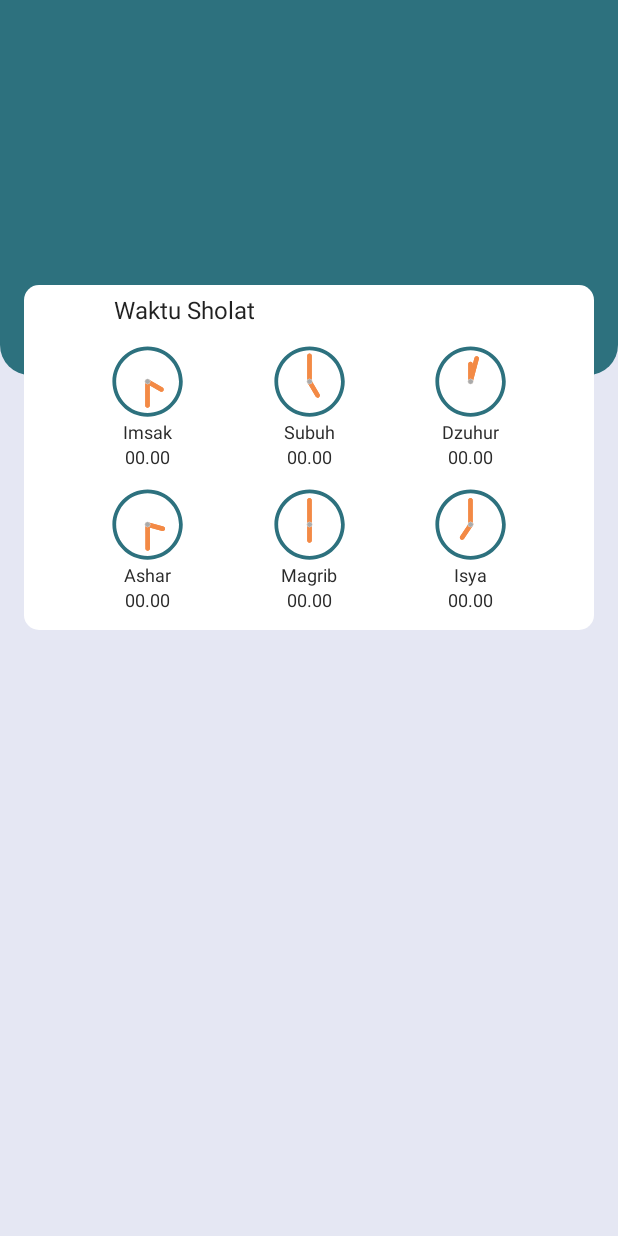
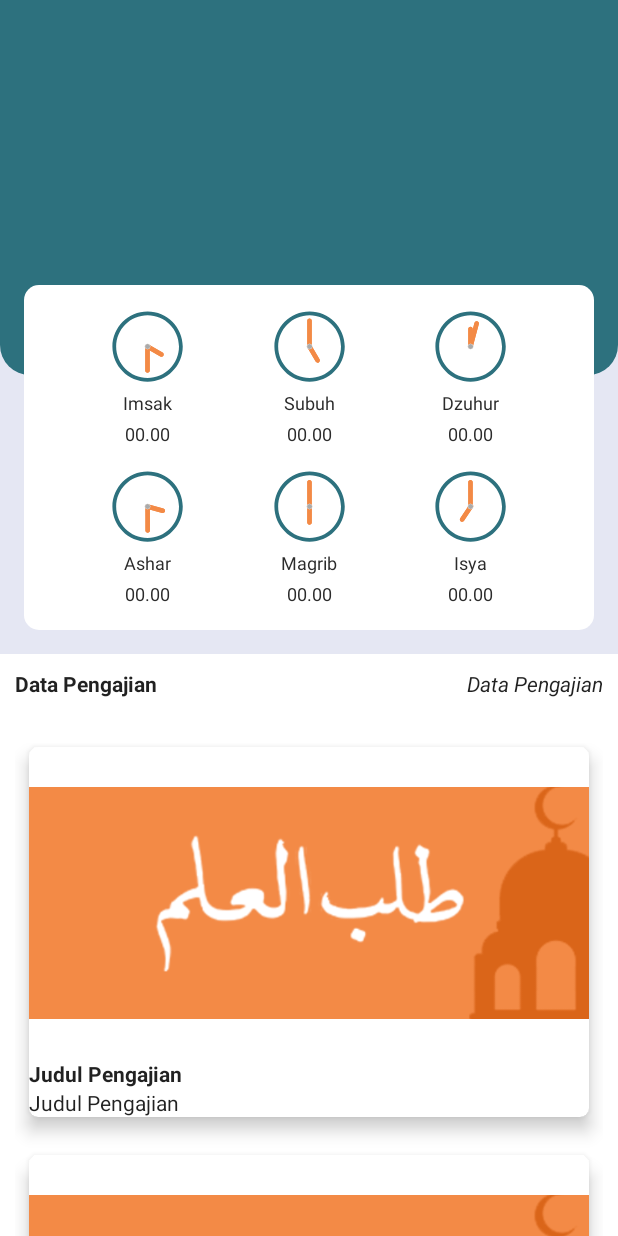
Before and after one commit to arifahmadalfian/at_taubah, an Android app: the layout layout_home.xml on its own in the app's theme, with its tools: preview values and no code run, on a phone screen of 412 x 824 dp. Run offline under Robolectric (Android 15) with nearby library versions, the light colour scheme and no system bars; Roboto replaces fonts that are not available here.

Commit message:
menambahkan items_row_pengajian.xml untuk di tampilkan di layout_home.xml

```diff
--- a/app/src/main/java/com/zackyasgar/at_tauba/admin/DataPengajianFragment.kt
+++ b/app/src/main/java/com/zackyasgar/at_tauba/admin/DataPengajianFragment.kt
@@ -102,7 +102,6 @@ class DataPengajianFragment : Fragment(), View.OnClickListener{
         db.collection("pengajian")
             .add(pengajian)
             .addOnSuccessListener { documentReference ->
-                Log.d(TAG, "DocumentSnapshot added with ID: ${documentReference.id}")
 
                 pg_pengajian.visibility = View.GONE
                 Toast.makeText(context, "Berhasil menambahkan data", Toast.LENGTH_SHORT).show()
--- /dev/null
+++ b/app/src/main/res/layout/items_row_pengajian.xml
@@ -0,0 +1,47 @@
+<?xml version="1.0" encoding="utf-8"?>
+<androidx.cardview.widget.CardView
+    xmlns:android="http://schemas.android.com/apk/res/android"
+    xmlns:tools="http://schemas.android.com/tools"
+    android:layout_width="match_parent"
+    android:layout_height="wrap_content"
+    xmlns:app="http://schemas.android.com/apk/res-auto"
+    app:cardCornerRadius="6dp"
+    app:cardElevation="7dp"
+    app:cardUseCompatPadding="true">
+
+    <androidx.constraintlayout.widget.ConstraintLayout
+        android:layout_width="wrap_content"
+        android:layout_height="wrap_content">
+
+        <ImageView
+            android:id="@+id/imageView"
+            android:layout_width="0dp"
+            android:layout_height="wrap_content"
+            android:scaleType="fitCenter"
+            android:src="@drawable/ngaji"
+            app:layout_constraintStart_toStartOf="parent"
+            app:layout_constraintTop_toTopOf="parent"
+            tools:ignore="ContentDescription" />
+
+        <TextView
+            android:id="@+id/textView1"
+            style="@style/StyleText"
+            android:layout_width="match_parent"
+            android:layout_height="wrap_content"
+            android:text="@string/judul_pengajian"
+            android:textStyle="bold"
+            app:layout_constraintStart_toStartOf="parent"
+            app:layout_constraintTop_toBottomOf="@+id/imageView" />
+
+        <TextView
+            android:id="@+id/textView2"
+            style="@style/StyleText"
+            android:layout_width="match_parent"
+            android:layout_height="wrap_content"
+            android:text="@string/judul_pengajian"
+            app:layout_constraintStart_toStartOf="parent"
+            app:layout_constraintTop_toBottomOf="@+id/textView1" />
+
+    </androidx.constraintlayout.widget.ConstraintLayout>
+
+</androidx.cardview.widget.CardView>
--- a/app/src/main/res/layout/layout_home.xml
+++ b/app/src/main/res/layout/layout_home.xml
@@ -19,6 +19,7 @@
     </LinearLayout>
 
     <androidx.constraintlayout.widget.ConstraintLayout
+        android:id="@+id/constraintLayout"
         android:layout_width="match_parent"
         android:layout_height="230dp"
         android:layout_marginStart="16dp"
@@ -27,39 +28,27 @@
         android:background="@drawable/bg_jadwalsolat"
         app:layout_constraintEnd_toEndOf="parent"
         app:layout_constraintStart_toStartOf="parent"
-        app:layout_constraintTop_toTopOf="parent">
-
-        <TextView
-            android:id="@+id/tv_waktu_sholat"
-            style="@style/StyleText"
-            android:layout_width="wrap_content"
-            android:layout_height="wrap_content"
-            android:layout_marginStart="60dp"
-            android:layout_marginTop="12dp"
-            android:textSize="16sp"
-            android:text="@string/waktu_sholat"
-            app:layout_constraintBottom_toTopOf="@id/img_imsak"
-            app:layout_constraintStart_toStartOf="parent"
-            app:layout_constraintTop_toTopOf="parent" />
+        app:layout_constraintTop_toTopOf="parent"
+        app:layout_constraintBottom_toTopOf="@+id/constraintLayout2">
 
         <ImageView
             android:id="@+id/img_imsak"
             style="@style/SizeJam"
+            android:layout_marginTop="12dp"
             android:scaleType="centerCrop"
-            android:layout_marginTop="12dp"
             android:src="@drawable/ic_jam_imsak"
             app:layout_constraintBottom_toTopOf="@+id/tv_imsak"
             app:layout_constraintEnd_toStartOf="@id/img_subuh"
             app:layout_constraintStart_toStartOf="parent"
-            app:layout_constraintTop_toBottomOf="@id/tv_waktu_sholat"
+            app:layout_constraintTop_toTopOf="parent"
             tools:ignore="ContentDescription" />
 
         <TextView
             android:id="@+id/tv_imsak"
+            style="@style/TextJam"
             android:layout_width="50dp"
             android:layout_height="wrap_content"
             android:text="@string/imsak"
-            style="@style/TextJam"
             app:layout_constraintBottom_toTopOf="@+id/tv_waktu_imsak"
             app:layout_constraintEnd_toStartOf="@id/tv_subuh"
             app:layout_constraintStart_toStartOf="parent"
@@ -67,67 +56,67 @@
 
         <TextView
             android:id="@+id/tv_waktu_imsak"
+            style="@style/TextJam"
             android:layout_width="50dp"
             android:layout_height="wrap_content"
-            style="@style/TextJam"
             android:text="@string/_00_00"
+            app:layout_constraintBottom_toTopOf="@id/img_ashar"
+            app:layout_constraintEnd_toStartOf="@id/tv_waktu_subuh"
             app:layout_constraintStart_toStartOf="parent"
-            app:layout_constraintBottom_toTopOf="@id/img_ashar"
-            app:layout_constraintTop_toBottomOf="@+id/tv_imsak"
-            app:layout_constraintEnd_toStartOf="@id/tv_waktu_subuh"/>
+            app:layout_constraintTop_toBottomOf="@+id/tv_imsak" />
 
         <ImageView
             android:id="@+id/img_subuh"
             style="@style/SizeJam"
+            android:layout_marginTop="12dp"
             android:scaleType="centerCrop"
-            android:layout_marginTop="12dp"
             android:src="@drawable/ic_jam_shubuh"
             app:layout_constraintBottom_toTopOf="@+id/tv_imsak"
             app:layout_constraintEnd_toStartOf="@id/img_dzuhur"
             app:layout_constraintStart_toEndOf="@+id/img_imsak"
-            app:layout_constraintTop_toBottomOf="@id/tv_waktu_sholat"
+            app:layout_constraintTop_toTopOf="parent"
             tools:ignore="ContentDescription" />
 
         <TextView
             android:id="@+id/tv_subuh"
+            style="@style/TextJam"
             android:layout_width="50dp"
             android:layout_height="wrap_content"
             android:text="@string/subuh"
-            style="@style/TextJam"
             app:layout_constraintBottom_toTopOf="@+id/tv_waktu_subuh"
+            app:layout_constraintEnd_toStartOf="@id/tv_dzuhur"
             app:layout_constraintStart_toEndOf="@id/tv_imsak"
-            app:layout_constraintTop_toBottomOf="@+id/img_imsak"
-            app:layout_constraintEnd_toStartOf="@id/tv_dzuhur"/>
+            app:layout_constraintTop_toBottomOf="@+id/img_imsak" />
 
         <TextView
             android:id="@+id/tv_waktu_subuh"
+            style="@style/TextJam"
             android:layout_width="50dp"
             android:layout_height="wrap_content"
             android:text="@string/_00_00"
-            style="@style/TextJam"
+            app:layout_constraintBottom_toTopOf="@id/img_magrib"
             app:layout_constraintEnd_toStartOf="@id/tv_waktu_dzuhur"
             app:layout_constraintStart_toEndOf="@id/tv_waktu_imsak"
-            app:layout_constraintBottom_toTopOf="@id/img_magrib"
             app:layout_constraintTop_toBottomOf="@+id/tv_subuh" />
 
         <ImageView
             android:id="@+id/img_dzuhur"
             style="@style/SizeJam"
+            android:layout_marginTop="12dp"
             android:scaleType="centerCrop"
-            android:layout_marginTop="12dp"
             android:src="@drawable/ic_jam_dzuhur"
             app:layout_constraintBottom_toTopOf="@+id/tv_dzuhur"
             app:layout_constraintEnd_toEndOf="parent"
             app:layout_constraintStart_toEndOf="@+id/img_subuh"
-            app:layout_constraintTop_toBottomOf="@id/tv_waktu_sholat"
+            app:layout_constraintTop_toTopOf="parent"
             tools:ignore="ContentDescription" />
 
         <TextView
             android:id="@+id/tv_dzuhur"
+            style="@style/TextJam"
             android:layout_width="50dp"
             android:layout_height="wrap_content"
             android:text="@string/dzuhur"
-            style="@style/TextJam"
             app:layout_constraintBottom_toTopOf="@+id/tv_waktu_subuh"
             app:layout_constraintEnd_toEndOf="parent"
             app:layout_constraintStart_toEndOf="@id/tv_subuh"
@@ -135,12 +124,12 @@
 
         <TextView
             android:id="@+id/tv_waktu_dzuhur"
+            style="@style/TextJam"
             android:layout_width="50dp"
             android:layout_height="wrap_content"
             android:text="@string/_00_00"
-            style="@style/TextJam"
+            app:layout_constraintBottom_toTopOf="@id/img_isya"
             app:layout_constraintEnd_toEndOf="parent"
-            app:layout_constraintBottom_toTopOf="@id/img_isya"
             app:layout_constraintStart_toEndOf="@id/tv_waktu_subuh"
             app:layout_constraintTop_toBottomOf="@+id/tv_dzuhur" />
 
@@ -158,22 +147,22 @@
 
         <TextView
             android:id="@+id/tv_ashar"
+            style="@style/TextJam"
             android:layout_width="50dp"
             android:layout_height="wrap_content"
-            style="@style/TextJam"
             android:text="@string/ashar"
             app:layout_constraintBottom_toTopOf="@+id/tv_waktu_ashar"
+            app:layout_constraintEnd_toStartOf="@id/tv_magrib"
             app:layout_constraintStart_toStartOf="parent"
-            app:layout_constraintTop_toBottomOf="@+id/img_ashar"
-            app:layout_constraintEnd_toStartOf="@id/tv_magrib"/>
+            app:layout_constraintTop_toBottomOf="@+id/img_ashar" />
 
         <TextView
             android:id="@+id/tv_waktu_ashar"
+            style="@style/TextJam"
             android:layout_width="50dp"
             android:layout_height="wrap_content"
             android:layout_marginBottom="12dp"
             android:text="@string/_00_00"
-            style="@style/TextJam"
             app:layout_constraintBottom_toBottomOf="parent"
             app:layout_constraintEnd_toStartOf="@id/tv_waktu_magrib"
             app:layout_constraintStart_toStartOf="parent"
@@ -182,8 +171,8 @@
         <ImageView
             android:id="@+id/img_magrib"
             style="@style/SizeJam"
+            android:layout_marginTop="12dp"
             android:scaleType="centerCrop"
-            android:layout_marginTop="12dp"
             android:src="@drawable/ic_jam_maghrib"
             app:layout_constraintBottom_toTopOf="@+id/tv_magrib"
             app:layout_constraintEnd_toStartOf="@id/img_isya"
@@ -193,21 +182,21 @@
 
         <TextView
             android:id="@+id/tv_magrib"
+            style="@style/TextJam"
             android:layout_width="50dp"
             android:layout_height="wrap_content"
             android:text="@string/magrib"
-            style="@style/TextJam"
             app:layout_constraintBottom_toTopOf="@+id/tv_waktu_magrib"
+            app:layout_constraintEnd_toStartOf="@id/tv_isya"
             app:layout_constraintStart_toEndOf="@id/tv_ashar"
-            app:layout_constraintTop_toBottomOf="@+id/img_magrib"
-            app:layout_constraintEnd_toStartOf="@id/tv_isya"/>
+            app:layout_constraintTop_toBottomOf="@+id/img_magrib" />
 
         <TextView
             android:id="@+id/tv_waktu_magrib"
+            style="@style/TextJam"
             android:layout_width="50dp"
             android:layout_height="wrap_content"
             android:layout_marginBottom="12dp"
-            style="@style/TextJam"
             android:text="@string/_00_00"
             app:layout_constraintBottom_toBottomOf="parent"
             app:layout_constraintEnd_toStartOf="@id/tv_waktu_isya"
@@ -217,8 +206,8 @@
         <ImageView
             android:id="@+id/img_isya"
             style="@style/SizeJam"
+            android:layout_marginTop="12dp"
             android:scaleType="centerCrop"
-            android:layout_marginTop="12dp"
             android:src="@drawable/ic_jam_isha"
             app:layout_constraintBottom_toTopOf="@+id/tv_isya"
             app:layout_constraintEnd_toEndOf="parent"
@@ -228,10 +217,10 @@
 
         <TextView
             android:id="@+id/tv_isya"
+            style="@style/TextJam"
             android:layout_width="50dp"
             android:layout_height="wrap_content"
             android:text="@string/isya"
-            style="@style/TextJam"
             app:layout_constraintBottom_toTopOf="@+id/tv_waktu_isya"
             app:layout_constraintEnd_toEndOf="parent"
             app:layout_constraintStart_toEndOf="@id/tv_magrib"
@@ -239,11 +228,11 @@
 
         <TextView
             android:id="@+id/tv_waktu_isya"
+            style="@style/TextJam"
             android:layout_width="50dp"
             android:layout_height="wrap_content"
             android:layout_marginBottom="12dp"
             android:text="@string/_00_00"
-            style="@style/TextJam"
             app:layout_constraintBottom_toBottomOf="parent"
             app:layout_constraintEnd_toEndOf="parent"
             app:layout_constraintStart_toEndOf="@id/tv_waktu_magrib"
@@ -251,4 +240,62 @@
 
     </androidx.constraintlayout.widget.ConstraintLayout>
 
+    <androidx.constraintlayout.widget.ConstraintLayout
+        android:id="@+id/constraintLayout2"
+        android:layout_width="match_parent"
+        android:layout_height="wrap_content"
+        android:background="@color/colorWhite"
+        android:layout_marginTop="16dp"
+        app:layout_constraintEnd_toEndOf="parent"
+        app:layout_constraintStart_toStartOf="parent"
+        app:layout_constraintTop_toBottomOf="@+id/constraintLayout">
+
+        <TextView
+            android:id="@+id/textView1"
+            style="@style/StyleText"
+            android:layout_width="0dp"
+            android:layout_height="wrap_content"
+            android:layout_marginStart="10dp"
+            android:layout_marginTop="10dp"
+            android:text="@string/title_data_pengajian"
+            android:textStyle="bold"
+            app:layout_constraintBottom_toTopOf="@+id/linearLayout2"
+            app:layout_constraintEnd_toStartOf="@+id/textView2"
+            app:layout_constraintStart_toStartOf="parent"
+            app:layout_constraintTop_toTopOf="parent" />
+
+        <TextView
+            android:id="@+id/textView2"
+            style="@style/StyleText"
+            android:layout_width="wrap_content"
+            android:layout_height="wrap_content"
+            android:layout_marginTop="10dp"
+            android:layout_marginEnd="10dp"
+            android:text="@string/title_data_pengajian"
+            android:textStyle="italic"
+            app:layout_constraintEnd_toEndOf="parent"
+            app:layout_constraintStart_toEndOf="@id/textView1"
+            app:layout_constraintTop_toTopOf="parent" />
+
+        <LinearLayout
+            android:id="@+id/linearLayout2"
+            android:layout_width="match_parent"
+            android:layout_height="wrap_content"
+            android:layout_marginTop="10dp"
+            android:orientation="horizontal"
+            android:padding="10dp"
+            app:layout_constraintEnd_toEndOf="parent"
+            app:layout_constraintStart_toStartOf="parent"
+            app:layout_constraintTop_toBottomOf="@+id/textView1">
+
+            <androidx.recyclerview.widget.RecyclerView
+                android:id="@+id/rv_pengajian"
+                android:layout_width="wrap_content"
+                android:layout_height="wrap_content"
+                tools:listitem="@layout/items_row_pengajian"/>
+
+        </LinearLayout>
+
+    </androidx.constraintlayout.widget.ConstraintLayout>
+
 </androidx.constraintlayout.widget.ConstraintLayout>
```
